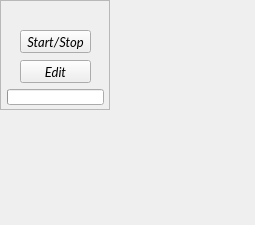
First picture: the form in superboucle/cell_ui.ui, repository Vampouille/superboucle, before the edit.
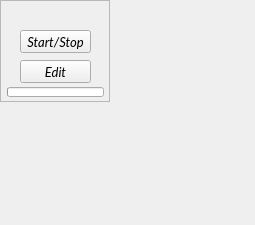
Second picture: the form after the edit.

```diff
--- a/superboucle/cell_ui.ui
+++ b/superboucle/cell_ui.ui
@@ -19,7 +19,7 @@
   <property name="minimumSize">
    <size>
     <width>120</width>
-    <height>120</height>
+    <height>112</height>
    </size>
   </property>
   <property name="font">
@@ -36,7 +36,7 @@
      <x>0</x>
      <y>0</y>
      <width>110</width>
-     <height>110</height>
+     <height>102</height>
     </rect>
    </property>
    <property name="sizePolicy">
@@ -85,9 +85,9 @@
     <property name="geometry">
      <rect>
       <x>7</x>
-      <y>89</y>
+      <y>87</y>
       <width>97</width>
-      <height>16</height>
+      <height>10</height>
      </rect>
     </property>
     <property name="maximum">
```
